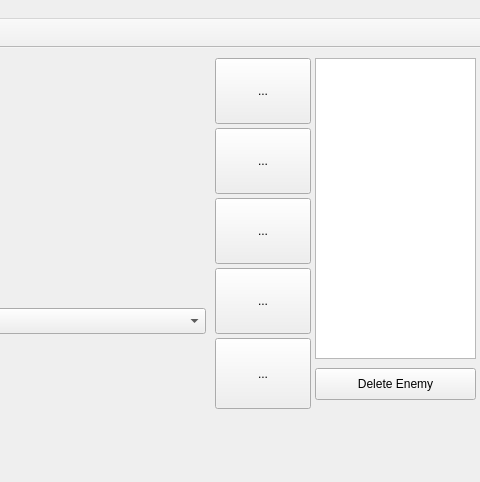
This is Emulator/mainwindow.ui in ArduboyGameDevelopers/PixelSpaceOdyssey as Qt 5 draws it before an edit; both pictures show x 305 to 785 and y 0 to 482 of the 785 by 482 pixel window. The edited form follows.
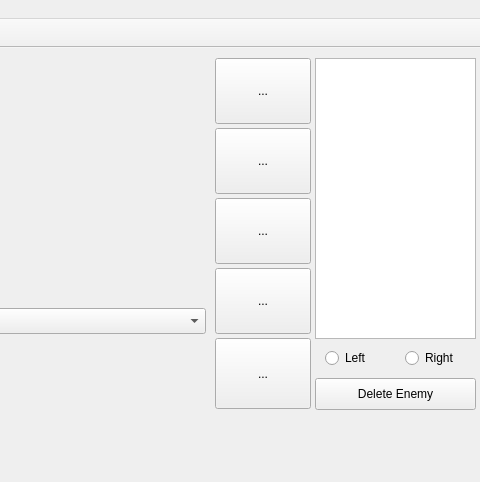
This is the edited form. Icons and pictures are not drawn. Custom widgets are drawn as their Qt base class.

```diff
--- a/Emulator/mainwindow.ui
+++ b/Emulator/mainwindow.ui
@@ -180,7 +180,7 @@
       <x>620</x>
       <y>10</y>
       <width>161</width>
-      <height>301</height>
+      <height>281</height>
      </rect>
     </property>
    </widget>
@@ -188,7 +188,7 @@
     <property name="geometry">
      <rect>
       <x>620</x>
-      <y>320</y>
+      <y>330</y>
       <width>161</width>
       <height>32</height>
      </rect>
@@ -197,6 +197,32 @@
      <string>Delete Enemy</string>
     </property>
    </widget>
+   <widget class="QRadioButton" name="leftRadioButton">
+    <property name="geometry">
+     <rect>
+      <x>630</x>
+      <y>300</y>
+      <width>51</width>
+      <height>20</height>
+     </rect>
+    </property>
+    <property name="text">
+     <string>Left</string>
+    </property>
+   </widget>
+   <widget class="QRadioButton" name="rightRadioButton">
+    <property name="geometry">
+     <rect>
+      <x>710</x>
+      <y>300</y>
+      <width>61</width>
+      <height>20</height>
+     </rect>
+    </property>
+    <property name="text">
+     <string>Right</string>
+    </property>
+   </widget>
   </widget>
   <widget class="QToolBar" name="toolBar">
    <property name="windowTitle">
```
